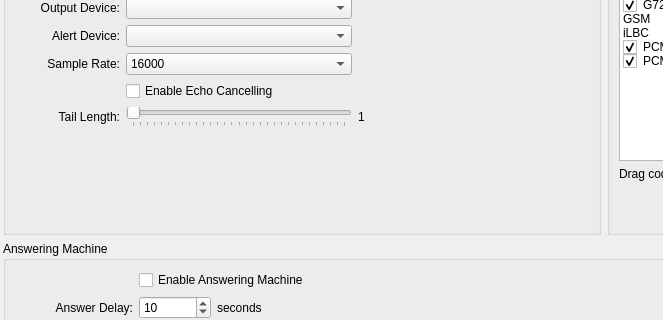
Above: resources/preferences.ui from AGProjects/blink-qt before the change; both pictures show x 0 to 663 and y 92 to 412 of the 890 by 630 pixel window. Below: the same form after it.
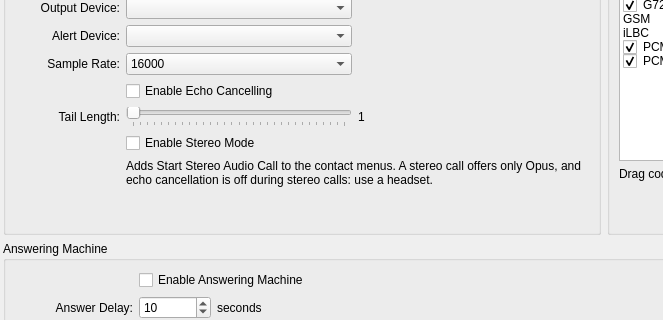
That is the form after the change. The open tabs and pages were chosen to show the change. Icons and pictures are not drawn. Custom widgets are drawn as their Qt base class.

Commit message: Added stereo call suport

```diff
--- a/resources/preferences.ui
+++ b/resources/preferences.ui
@@ -2145,7 +2145,7 @@
            <item row="0" column="1">
             <widget class="QComboBox" name="audio_input_device_button"/>
            </item>
-           <item row="6" column="0" colspan="4">
+           <item row="8" column="0" colspan="4">
             <spacer name="audio_spacer_2">
              <property name="orientation">
               <enum>Qt::Vertical</enum>
@@ -2256,6 +2256,23 @@
              </property>
             </widget>
            </item>
+           <item row="6" column="1" colspan="2">
+            <widget class="QCheckBox" name="enable_stereo_button">
+             <property name="text">
+              <string>Enable Stereo Mode</string>
+             </property>
+            </widget>
+           </item>
+           <item row="7" column="1" colspan="2">
+            <widget class="QLabel" name="stereo_note_label">
+             <property name="text">
+              <string>Adds Start Stereo Audio Call to the contact menus. A stereo call offers only Opus, and echo cancellation is off during stereo calls: use a headset.</string>
+             </property>
+             <property name="wordWrap">
+              <bool>true</bool>
+             </property>
+            </widget>
+           </item>
            <item row="5" column="0">
             <widget class="QLabel" name="tail_length_label">
              <property name="text">
```
Left out of the diff: 1 changed line with no effect on the pictures. The commit also changes 4 other files.
